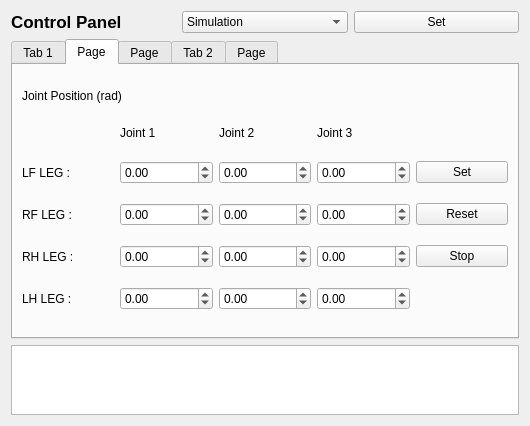
ShunyaoWang/quadruped_locomotion, file control_panel/ui/rqt_control_panel_plugin/rqt_control_panel_plugin_widget.ui: the form before one commit.
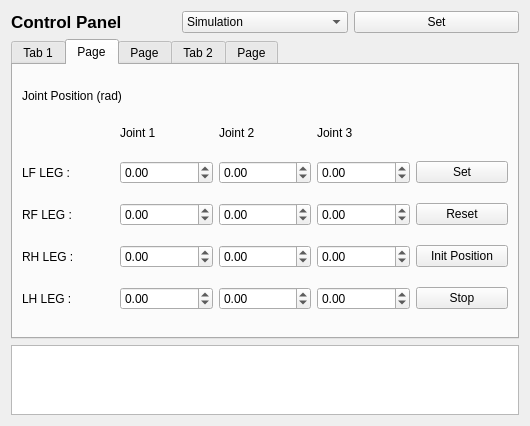
The form after the commit. The open tabs and pages were chosen to show the change.

```diff
--- a/control_panel/ui/rqt_control_panel_plugin/rqt_control_panel_plugin_widget.ui
+++ b/control_panel/ui/rqt_control_panel_plugin/rqt_control_panel_plugin_widget.ui
@@ -443,13 +443,6 @@
          </property>
         </widget>
        </item>
-       <item row="4" column="4">
-        <widget class="QPushButton" name="stopPositionButton">
-         <property name="text">
-          <string>Stop</string>
-         </property>
-        </widget>
-       </item>
        <item row="5" column="0">
         <widget class="QLabel" name="label_11">
          <property name="text">
@@ -509,6 +502,20 @@
          </property>
         </widget>
        </item>
+       <item row="5" column="4">
+        <widget class="QPushButton" name="stopPositionButton">
+         <property name="text">
+          <string>Stop</string>
+         </property>
+        </widget>
+       </item>
+       <item row="4" column="4">
+        <widget class="QPushButton" name="setInitialJointPosition">
+         <property name="text">
+          <string>Init Position</string>
+         </property>
+        </widget>
+       </item>
       </layout>
      </widget>
      <widget class="QWidget" name="JointVelocity">
```
